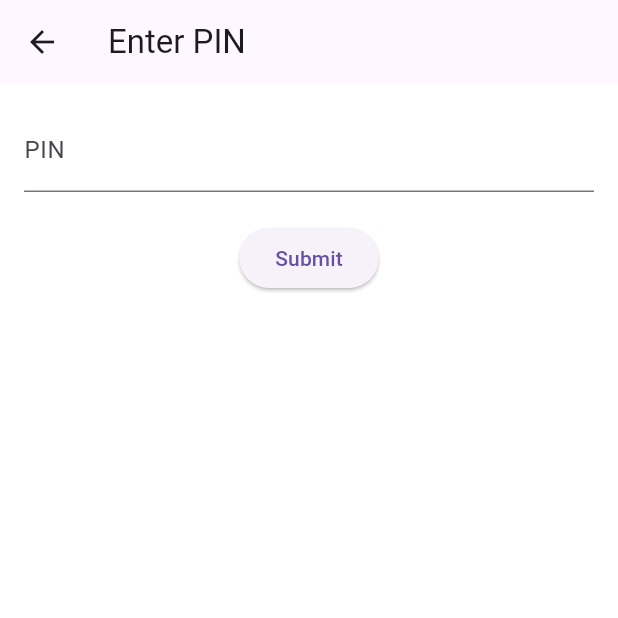
After one commit to oldbum/newapp, a Flutter app: the PinAuthenticationPage screen opened directly, on a phone screen of 412 x 824 dp, the top half of it. The commit adds this screen. Run offline on Flutter 3.47's test engine with Material 3 defaults, Android fonts, the phone set to English and light mode, and no system bars; our stand-ins replace fl_chart, flutter_local_notifications, intro_slider, permission_handler, reorderables, shared_preferences and 1 more; accounts and stored records are empty.

Commit message:
update june

```diff
--- a/lib/loginsupercenter_page.dart
+++ b/lib/loginsupercenter_page.dart
@@ -16,7 +16,6 @@ class LoginData {
     this.email = '',
   });
 
-  // Convert a LoginData into a Map.
   Map<String, dynamic> toJson() => {
         'website': website,
         'username': username,
@@ -24,7 +23,6 @@ class LoginData {
         'email': email,
       };
 
-  // Convert a Map into a LoginData.
   factory LoginData.fromJson(Map<String, dynamic> json) => LoginData(
         website: json['website'],
         username: json['username'],
--- /dev/null
+++ b/lib/pinauthenticationpage.dart
@@ -0,0 +1,69 @@
+import 'package:flutter/material.dart';
+import 'package:shared_preferences/shared_preferences.dart';
+
+class PinAuthenticationPage extends StatefulWidget {
+  final bool isSettingUp;
+
+  const PinAuthenticationPage({super.key, this.isSettingUp = false});
+
+  @override
+  _PinAuthenticationPageState createState() => _PinAuthenticationPageState();
+}
+
+class _PinAuthenticationPageState extends State<PinAuthenticationPage> {
+  final TextEditingController _pinController = TextEditingController();
+
+  Future<void> _setPin(String pin) async {
+    final prefs = await SharedPreferences.getInstance();
+    await prefs.setString('user_pin', pin);
+  }
+
+  Future<bool> _checkPin(String pin) async {
+    final prefs = await SharedPreferences.getInstance();
+    final storedPin = prefs.getString('user_pin');
+    return storedPin == pin;
+  }
+
+  void _onSubmit() async {
+    if (widget.isSettingUp) {
+      await _setPin(_pinController.text);
+      Navigator.of(context).pop(true);
+    } else {
+      final isValid = await _checkPin(_pinController.text);
+      if (isValid) {
+        Navigator.of(context).pop(true);
+      } else {
+        ScaffoldMessenger.of(context).showSnackBar(
+          const SnackBar(content: Text('Invalid PIN')),
+        );
+      }
+    }
+  }
+
+  @override
+  Widget build(BuildContext context) {
+    return Scaffold(
+      appBar: AppBar(
+        title: Text(widget.isSettingUp ? 'Set Up PIN' : 'Enter PIN'),
+      ),
+      body: Padding(
+        padding: const EdgeInsets.all(16.0),
+        child: Column(
+          children: [
+            TextField(
+              controller: _pinController,
+              decoration: const InputDecoration(labelText: 'PIN'),
+              obscureText: true,
+              keyboardType: TextInputType.number,
+            ),
+            const SizedBox(height: 20),
+            ElevatedButton(
+              onPressed: _onSubmit,
+              child: Text(widget.isSettingUp ? 'Set PIN' : 'Submit'),
+            ),
+          ],
+        ),
+      ),
+    );
+  }
+}
--- a/pubspec.yaml
+++ b/pubspec.yaml
@@ -22,6 +22,7 @@ dependencies:
   shared_preferences: ^2.0.15
   provider: ^6.0.2
   charts_flutter: ^0.12.0
+  local_auth: ^2.2.0
 
 dev_dependencies:
   flutter_test:
```
Also changed, not shown: lib/main.dart (+16 -1 lines), pubspec.lock, 2 other files.
